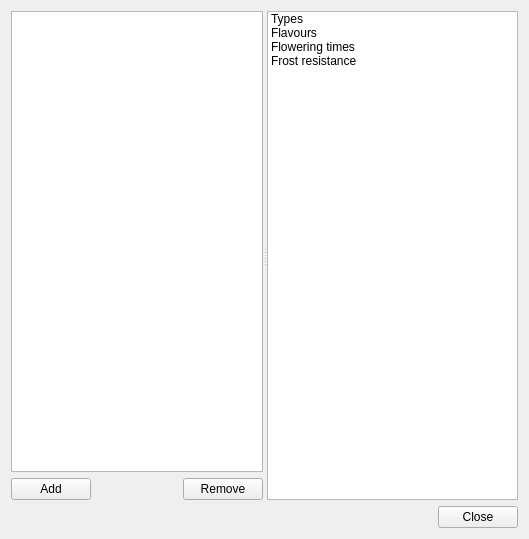
Above: obuiltinseditor.ui from kuba-moo/GardenDB before the change. Below: the same form after it.
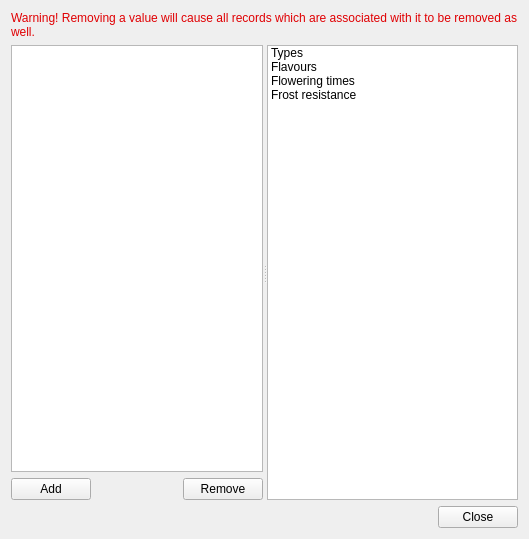
That is the form after the change.

```diff
--- a/obuiltinseditor.ui
+++ b/obuiltinseditor.ui
@@ -14,6 +14,53 @@
    <string>Edit built-ins</string>
   </property>
   <layout class="QVBoxLayout" name="verticalLayout_2">
+   <item>
+    <widget class="QLabel" name="label">
+     <property name="palette">
+      <palette>
+       <active>
+        <colorrole role="WindowText">
+         <brush brushstyle="SolidPattern">
+          <color alpha="255">
+           <red>224</red>
+           <green>0</green>
+           <blue>3</blue>
+          </color>
+         </brush>
+        </colorrole>
+       </active>
+       <inactive>
+        <colorrole role="WindowText">
+         <brush brushstyle="SolidPattern">
+          <color alpha="255">
+           <red>224</red>
+           <green>0</green>
+           <blue>3</blue>
+          </color>
+         </brush>
+        </colorrole>
+       </inactive>
+       <disabled>
+        <colorrole role="WindowText">
+         <brush brushstyle="SolidPattern">
+          <color alpha="255">
+           <red>96</red>
+           <green>95</green>
+           <blue>94</blue>
+          </color>
+         </brush>
+        </colorrole>
+       </disabled>
+      </palette>
+     </property>
+     <property name="text">
+      <string>Warning! Removing a value will cause all records which are associated with it to be removed as well.</string>
+     </property>
+     <property name="wordWrap">
+      <bool>true</bool>
+     </property>
+    </widget>
+   </item>
    <item>
     <widget class="QSplitter" name="splitter">
      <property name="sizePolicy">
@@ -25,7 +72,7 @@
      <property name="orientation">
       <enum>Qt::Horizontal</enum>
      </property>
-     <widget class="QWidget" name="">
+     <widget class="QWidget" name="layoutWidget">
       <layout class="QVBoxLayout" name="verticalLayout">
        <item>
         <widget class="QTableView" name="tableView"/>
```
